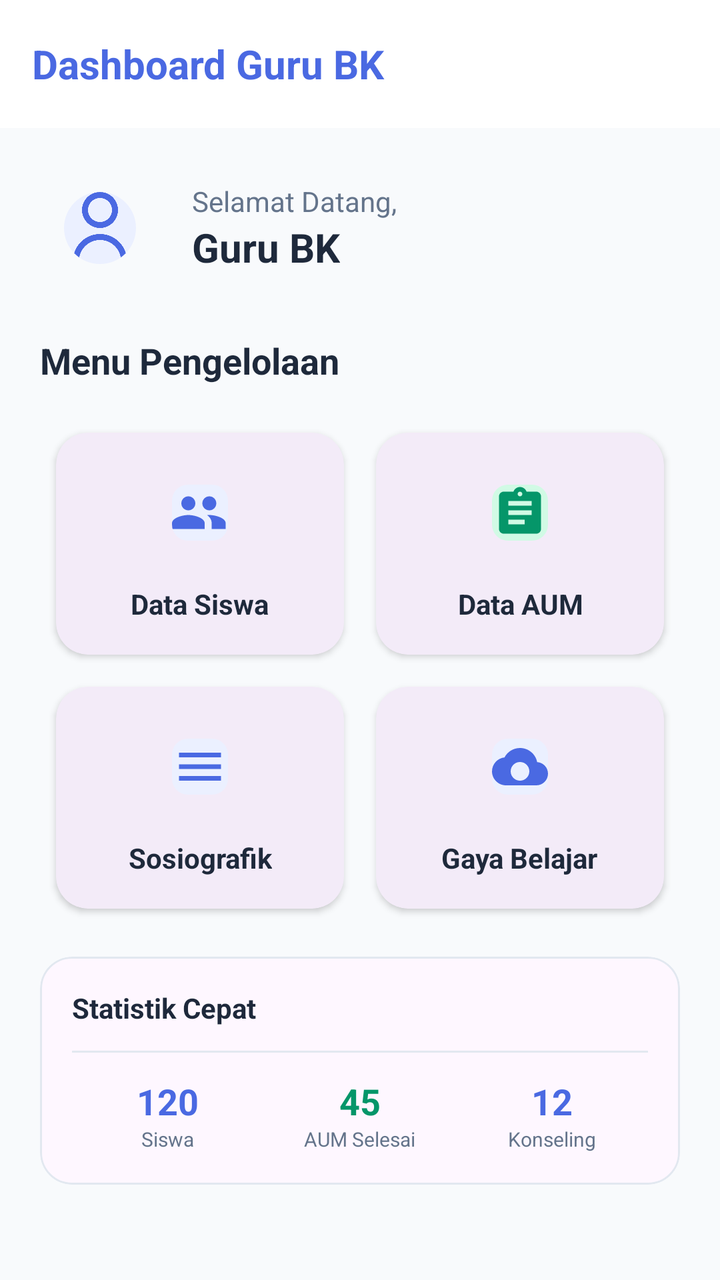
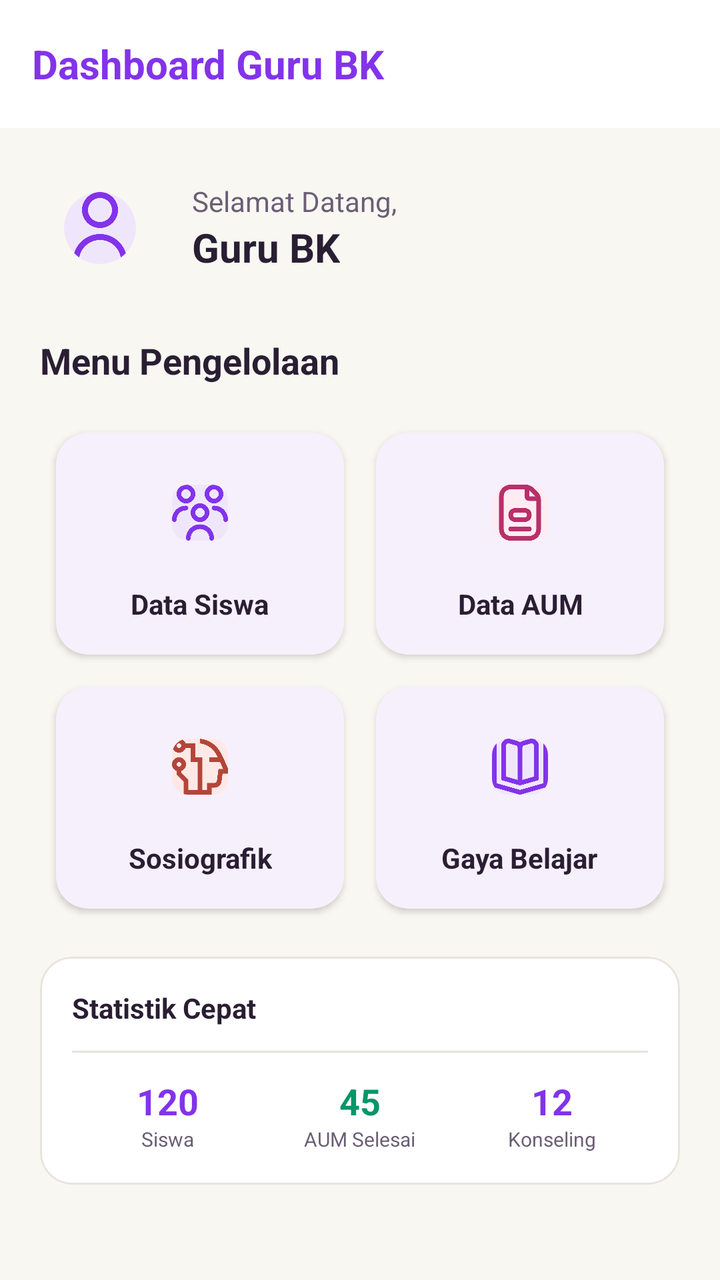

The first picture is an Android layout as it rendered before a commit; the second is the same layout after the commit. The layout source and the unified diff follow.
<!-- AndroidManifest.xml: application theme Theme.BkNova -->
<!-- res/layout/fragment_home_bk.xml -->
<?xml version="1.0" encoding="utf-8"?>
<androidx.coordinatorlayout.widget.CoordinatorLayout xmlns:android="http://schemas.android.com/apk/res/android"
    xmlns:app="http://schemas.android.com/apk/res-auto"
    xmlns:tools="http://schemas.android.com/tools"
    android:layout_width="match_parent"
    android:layout_height="match_parent"
    android:background="@color/background_gray"
    tools:context=".fragment.homeBkFragment">

    <com.google.android.material.appbar.AppBarLayout
        android:layout_width="match_parent"
        android:layout_height="wrap_content"
        android:background="@color/white"
        app:elevation="0dp">

        <com.google.android.material.appbar.MaterialToolbar
            android:id="@+id/toolbar_bk"
            android:layout_width="match_parent"
            android:layout_height="?attr/actionBarSize"
            app:title="Dashboard Guru BK"
            app:titleTextAppearance="@style/ToolbarTitleBold"
            app:titleTextColor="@color/blue_primary"
            app:titleCentered="false" />
    </com.google.android.material.appbar.AppBarLayout>

    <androidx.core.widget.NestedScrollView
        android:layout_width="match_parent"
        android:layout_height="match_parent"
        app:layout_behavior="@string/appbar_scrolling_view_behavior">

        <LinearLayout
            android:layout_width="match_parent"
            android:layout_height="wrap_content"
            android:orientation="vertical"
            android:padding="20dp">

            
            <LinearLayout
                android:layout_width="match_parent"
                android:layout_height="wrap_content"
                android:orientation="horizontal"
                android:gravity="center_vertical"
                android:layout_marginBottom="24dp">

                <com.google.android.material.imageview.ShapeableImageView
                    android:id="@+id/iv_profile_bk"
                    android:layout_width="60dp"
                    android:layout_height="60dp"
                    android:padding="12dp"
                    android:background="@color/blue_light"
                    app:shapeAppearanceOverlay="@style/ShapeAppearance.Circle"
                    android:src="@drawable/person_icon"
                    app:tint="@color/blue_primary" />

                <LinearLayout
                    android:layout_width="wrap_content"
                    android:layout_height="wrap_content"
                    android:orientation="vertical"
                    android:layout_marginStart="16dp">

                    <TextView
                        android:layout_width="wrap_content"
                        android:layout_height="wrap_content"
                        android:text="Selamat Datang,"
                        android:textColor="@color/text_color_secondary"
                        android:textSize="14sp" />

                    <TextView
                        android:id="@+id/tv_name_bk"
                        android:layout_width="wrap_content"
                        android:layout_height="wrap_content"
                        android:text="Guru BK"
                        android:textColor="@color/text_color_primary"
                        android:textSize="20sp"
                        android:textStyle="bold" />
                </LinearLayout>
            </LinearLayout>

            <TextView
                android:layout_width="wrap_content"
                android:layout_height="wrap_content"
                android:text="Menu Pengelolaan"
                android:textColor="@color/text_color_primary"
                android:textSize="18sp"
                android:textStyle="bold"
                android:layout_marginBottom="16dp" />

            
            <LinearLayout
                android:layout_width="match_parent"
                android:layout_height="wrap_content"
                android:orientation="vertical"
                android:layout_marginHorizontal="-8dp">

                
                <LinearLayout
                    android:layout_width="match_parent"
                    android:layout_height="wrap_content"
                    android:orientation="horizontal"
                    android:weightSum="2">

                    
                    <com.google.android.material.card.MaterialCardView
                        android:id="@+id/card_data_siswa"
                        android:layout_width="0dp"
                        android:layout_height="wrap_content"
                        android:layout_weight="1"
                        android:layout_margin="8dp"
                        app:cardCornerRadius="16dp"
                        app:cardElevation="2dp"
                        app:strokeWidth="0dp"
                        android:clickable="true"
                        android:focusable="true"
                        android:foreground="?attr/selectableItemBackground">

                        <LinearLayout
                            android:layout_width="match_parent"
                            android:layout_height="wrap_content"
                            android:orientation="vertical"
                            android:padding="16dp"
                            android:gravity="center">

                            <com.google.android.material.imageview.ShapeableImageView
                                android:layout_width="48dp"
                                android:layout_height="48dp"
                                android:background="@color/blue_light"
                                android:padding="10dp"
                                app:shapeAppearanceOverlay="@style/ShapeAppearance.Rounded8"
                                android:src="@drawable/ic_people"
                                app:tint="@color/blue_primary" />

                            <TextView
                                android:layout_width="wrap_content"
                                android:layout_height="wrap_content"
                                android:layout_marginTop="12dp"
                                android:text="Data Siswa"
                                android:textColor="@color/text_color_primary"
                                android:textSize="14sp"
                                android:textStyle="bold"
                                android:gravity="center" />
                        </LinearLayout>
                    </com.google.android.material.card.MaterialCardView>

                    
                    <com.google.android.material.card.MaterialCardView
                        android:id="@+id/card_data_aum"
                        android:layout_width="0dp"
                        android:layout_height="wrap_content"
                        android:layout_weight="1"
                        android:layout_margin="8dp"
                        app:cardCornerRadius="16dp"
                        app:cardElevation="2dp"
                        app:strokeWidth="0dp"
                        android:clickable="true"
                        android:focusable="true"
                        android:foreground="?attr/selectableItemBackground">

                        <LinearLayout
                            android:layout_width="match_parent"
                            android:layout_height="wrap_content"
                            android:orientation="vertical"
                            android:padding="16dp"
                            android:gravity="center">

                            <com.google.android.material.imageview.ShapeableImageView
                                android:layout_width="48dp"
                                android:layout_height="48dp"
                                android:background="@color/green_light"
                                android:padding="10dp"
                                app:shapeAppearanceOverlay="@style/ShapeAppearance.Rounded8"
                                android:src="@drawable/ic_assignment"
                                app:tint="@color/green_text" />

                            <TextView
                                android:layout_width="wrap_content"
                                android:layout_height="wrap_content"
                                android:layout_marginTop="12dp"
                                android:text="Data AUM"
                                android:textColor="@color/text_color_primary"
                                android:textSize="14sp"
                                android:textStyle="bold"
                                android:gravity="center" />
                        </LinearLayout>
                    </com.google.android.material.card.MaterialCardView>
                </LinearLayout>

                
                <LinearLayout
                    android:layout_width="match_parent"
                    android:layout_height="wrap_content"
                    android:orientation="horizontal"
                    android:weightSum="2">

                    
                    <com.google.android.material.card.MaterialCardView
                        android:id="@+id/card_sosio_bk"
                        android:layout_width="0dp"
                        android:layout_height="wrap_content"
                        android:layout_weight="1"
                        android:layout_margin="8dp"
                        app:cardCornerRadius="16dp"
                        app:cardElevation="2dp"
                        app:strokeWidth="0dp"
                        android:clickable="true"
                        android:focusable="true"
                        android:foreground="?attr/selectableItemBackground">

                        <LinearLayout
                            android:layout_width="match_parent"
                            android:layout_height="wrap_content"
                            android:orientation="vertical"
                            android:padding="16dp"
                            android:gravity="center">

                            <com.google.android.material.imageview.ShapeableImageView
                                android:layout_width="48dp"
                                android:layout_height="48dp"
                                android:background="@color/blue_light"
                                android:padding="10dp"
                                app:shapeAppearanceOverlay="@style/ShapeAppearance.Rounded8"
                                android:src="@drawable/ic_menu"
                                app:tint="@color/blue_primary" />

                            <TextView
                                android:layout_width="wrap_content"
                                android:layout_height="wrap_content"
                                android:layout_marginTop="12dp"
                                android:text="Sosiografik"
                                android:textColor="@color/text_color_primary"
                                android:textSize="14sp"
                                android:textStyle="bold"
                                android:gravity="center" />
                        </LinearLayout>
                    </com.google.android.material.card.MaterialCardView>

                    
                    <com.google.android.material.card.MaterialCardView
                        android:id="@+id/card_gaya_belajar_bk"
                        android:layout_width="0dp"
                        android:layout_height="wrap_content"
                        android:layout_weight="1"
                        android:layout_margin="8dp"
                        app:cardCornerRadius="16dp"
                        app:cardElevation="2dp"
                        app:strokeWidth="0dp"
                        android:clickable="true"
                        android:focusable="true"
                        android:foreground="?attr/selectableItemBackground">

                        <LinearLayout
                            android:layout_width="match_parent"
                            android:layout_height="wrap_content"
                            android:orientation="vertical"
                            android:padding="16dp"
                            android:gravity="center">

                            <com.google.android.material.imageview.ShapeableImageView
                                android:layout_width="48dp"
                                android:layout_height="48dp"
                                android:background="@color/blue_light"
                                android:padding="10dp"
                                app:shapeAppearanceOverlay="@style/ShapeAppearance.Rounded8"
                                android:src="@drawable/ic_psychology"
                                app:tint="@color/blue_primary" />

                            <TextView
                                android:layout_width="wrap_content"
                                android:layout_height="wrap_content"
                                android:layout_marginTop="12dp"
                                android:text="Gaya Belajar"
                                android:textColor="@color/text_color_primary"
                                android:textSize="14sp"
                                android:textStyle="bold"
                                android:gravity="center" />
                        </LinearLayout>
                    </com.google.android.material.card.MaterialCardView>
                </LinearLayout>
            </LinearLayout>

            
            <com.google.android.material.card.MaterialCardView
                android:layout_width="match_parent"
                android:layout_height="wrap_content"
                android:layout_marginTop="16dp"
                app:cardCornerRadius="16dp"
                app:cardElevation="0dp"
                app:strokeColor="@color/divider_color"
                app:strokeWidth="1dp">

                <LinearLayout
                    android:layout_width="match_parent"
                    android:layout_height="wrap_content"
                    android:orientation="vertical"
                    android:padding="16dp">

                    <TextView
                        android:layout_width="wrap_content"
                        android:layout_height="wrap_content"
                        android:text="Statistik Cepat"
                        android:textColor="@color/text_color_primary"
                        android:textSize="14sp"
                        android:textStyle="bold" />

                    <View
                        android:layout_width="match_parent"
                        android:layout_height="1dp"
                        android:background="@color/divider_color"
                        android:layout_marginVertical="12dp" />

                    <LinearLayout
                        android:layout_width="match_parent"
                        android:layout_height="wrap_content"
                        android:orientation="horizontal"
                        android:weightSum="3"
                        android:baselineAligned="false">

                        <LinearLayout
                            android:layout_width="0dp"
                            android:layout_height="wrap_content"
                            android:layout_weight="1"
                            android:orientation="vertical"
                            android:gravity="center">
                            <TextView
                                android:layout_width="wrap_content"
                                android:layout_height="wrap_content"
                                android:text="120"
                                android:textSize="18sp"
                                android:textStyle="bold"
                                android:textColor="@color/blue_primary"/>
                            <TextView
                                android:layout_width="wrap_content"
                                android:layout_height="wrap_content"
                                android:text="Siswa"
                                android:textSize="10sp"
                                android:textColor="@color/text_color_secondary"/>
                        </LinearLayout>

                        <LinearLayout
                            android:layout_width="0dp"
                            android:layout_height="wrap_content"
                            android:layout_weight="1"
                            android:orientation="vertical"
                            android:gravity="center">
                            <TextView
                                android:layout_width="wrap_content"
                                android:layout_height="wrap_content"
                                android:text="45"
                                android:textSize="18sp"
                                android:textStyle="bold"
                                android:textColor="@color/green_text"/>
                            <TextView
                                android:layout_width="wrap_content"
                                android:layout_height="wrap_content"
                                android:text="AUM Selesai"
                                android:textSize="10sp"
                                android:textColor="@color/text_color_secondary"/>
                        </LinearLayout>

                        <LinearLayout
                            android:layout_width="0dp"
                            android:layout_height="wrap_content"
                            android:layout_weight="1"
                            android:orientation="vertical"
                            android:gravity="center">
                            <TextView
                                android:layout_width="wrap_content"
                                android:layout_height="wrap_content"
                                android:text="12"
                                android:textSize="18sp"
                                android:textStyle="bold"
                                android:textColor="@color/blue_primary"/>
                            <TextView
                                android:layout_width="wrap_content"
                                android:layout_height="wrap_content"
                                android:text="Konseling"
                                android:textSize="10sp"
                                android:textColor="@color/text_color_secondary"/>
                        </LinearLayout>
                    </LinearLayout>
                </LinearLayout>
            </com.google.android.material.card.MaterialCardView>

        </LinearLayout>
    </androidx.core.widget.NestedScrollView>

</androidx.coordinatorlayout.widget.CoordinatorLayout>
<!-- resources referenced by this layout -->
<resources>
  <color name="background_gray">#F8FAFC</color>
  <color name="blue_light">#EBF0FF</color>
  <color name="blue_primary">#4A69E2</color>
  <color name="divider_color">#E2E8F0</color>
  <color name="green_light">#D1FAE5</color>
  <color name="green_text">#059669</color>
  <color name="text_color_primary">#1E293B</color>
  <color name="text_color_secondary">#64748B</color>
  <color name="white">#FFFFFFFF</color>
  <!-- drawable ic_assignment (drawable) -->
  <vector xmlns:android="http://schemas.android.com/apk/res/android"
      android:width="24dp"
      android:height="24dp"
      android:viewportWidth="24"
      android:viewportHeight="24">
      <path
          android:fillColor="#000000"
          android:pathData="M19,3h-4.18C14.4,1.84 13.3,1 12,1c-1.3,0 -2.4,0.84 -2.82,2H5C3.9,3 3,3.9 3,5v14c0,1.1 0.9,2 2,2h14c1.1,0 2,-0.9 2,-2V5C21,3.9 20.1,3 19,3zM12,3c0.55,0 1,0.45 1,1s-0.45,1 -1,1s-1,-0.45 -1,-1S11.45,3 12,3zM14,17H7v-2h7V17zM17,13H7v-2h10V13zM17,9H7V7h10V9z"/>
  </vector>
  <!-- drawable ic_menu (drawable) -->
  <vector xmlns:android="http://schemas.android.com/apk/res/android"
      android:width="24dp"
      android:height="24dp"
      android:viewportWidth="24"
      android:viewportHeight="24">
      <path
          android:fillColor="#000000"
          android:pathData="M3,18h18v-2H3V18z M3,13h18v-2H3V13z M3,6v2h18V6H3z"/>
  </vector>
  <!-- drawable ic_people (drawable) -->
  <vector xmlns:android="http://schemas.android.com/apk/res/android"
      android:width="24dp"
      android:height="24dp"
      android:viewportWidth="24"
      android:viewportHeight="24">
      <path
          android:fillColor="#000000"
          android:pathData="M16,11c1.66,0 2.99,-1.34 2.99,-3S17.66,5 16,5s-3,1.34 -3,3S14.34,11 16,11zM7,11c1.66,0 3,-1.34 3,-3S8.66,5 7,5S4,6.34 4,8S5.34,11 7,11zM7,13c-2.33,0 -7,1.17 -7,3.5V19h14v-2.5C14,14.17 9.33,13 7,13zM16,13c-0.29,0 -0.62,0.02 -0.97,0.05c1.16,0.84 1.97,1.97 1.97,3.45V19h6v-2.5C23,14.17 18.33,13 16,13z"/>
  </vector>
  <!-- drawable ic_psychology (drawable) -->
  <vector xmlns:android="http://schemas.android.com/apk/res/android"
      android:width="24dp"
      android:height="24dp"
      android:viewportWidth="24"
      android:viewportHeight="24">
      <path
          android:fillColor="#000000"
          android:pathData="M19.35,10.04C18.67,6.59 15.64,4 12,4C9.11,4 6.6,5.64 5.35,8.04C2.34,8.36 0,10.91 0,14c0,3.31 2.69,6 6,6h13c2.76,0 5,-2.24 5,-5C24,12.36 21.95,10.22 19.35,10.04zM12,18c-2.21,0 -4,-1.79 -4,-4s1.79,-4 4,-4s4,1.79 4,4S14.21,18 12,18z"/>
  </vector>
  <!-- drawable person_icon: png bitmap (drawable, 11531 bytes) -->
  <style name="ShapeAppearance.Circle" parent="">
          <item name="cornerFamily">rounded</item>
          <item name="cornerSize">50%</item>
      </style>
  <style name="ShapeAppearance.Rounded8" parent="">
          <item name="cornerFamily">rounded</item>
          <item name="cornerSize">8dp</item>
      </style>
  <style name="ToolbarTitleBold" parent="TextAppearance.Material3.TitleLarge">
          <item name="android:textStyle">bold</item>
          <item name="android:textSize">20sp</item> 
      </style>
  <style name="Theme.BkNova" parent="Base.Theme.BkNova" />
  <style name="Base.Theme.BkNova" parent="Theme.Material3.Light.NoActionBar">
          
          
          <item name="android:windowBackground">@color/white</item>
      </style>
</resources>

<!-- the commit's change to res/layout/fragment_home_bk.xml (unified diff, before → after) -->
@@ -4,7 +4,7 @@
     xmlns:tools="http://schemas.android.com/tools"
     android:layout_width="match_parent"
     android:layout_height="match_parent"
-    android:background="@color/background_gray"
+    android:background="@color/background_cream"
     tools:context=".fragment.homeBkFragment">
 
     <com.google.android.material.appbar.AppBarLayout
@@ -19,7 +19,7 @@
             android:layout_height="?attr/actionBarSize"
             app:title="Dashboard Guru BK"
             app:titleTextAppearance="@style/ToolbarTitleBold"
-            app:titleTextColor="@color/blue_primary"
+            app:titleTextColor="@color/brand_primary"
             app:titleCentered="false" />
     </com.google.android.material.appbar.AppBarLayout>
 
@@ -47,10 +47,10 @@
                     android:layout_width="60dp"
                     android:layout_height="60dp"
                     android:padding="12dp"
-                    android:background="@color/blue_light"
+                    android:background="@color/brand_soft"
                     app:shapeAppearanceOverlay="@style/ShapeAppearance.Circle"
                     android:src="@drawable/person_icon"
-                    app:tint="@color/blue_primary" />
+                    app:tint="@color/brand_primary" />
 
                 <LinearLayout
                     android:layout_width="wrap_content"
@@ -123,11 +123,11 @@
                             <com.google.android.material.imageview.ShapeableImageView
                                 android:layout_width="48dp"
                                 android:layout_height="48dp"
-                                android:background="@color/blue_light"
+                                android:background="@color/brand_soft"
                                 android:padding="10dp"
                                 app:shapeAppearanceOverlay="@style/ShapeAppearance.Rounded8"
-                                android:src="@drawable/ic_people"
-                                app:tint="@color/blue_primary" />
+                                android:src="@drawable/img_2"
+                                app:tint="@color/brand_primary" />
 
                             <TextView
                                 android:layout_width="wrap_content"
@@ -165,11 +165,11 @@
                             <com.google.android.material.imageview.ShapeableImageView
                                 android:layout_width="48dp"
                                 android:layout_height="48dp"
-                                android:background="@color/green_light"
+                                android:background="@color/accent_pink_soft"
                                 android:padding="10dp"
                                 app:shapeAppearanceOverlay="@style/ShapeAppearance.Rounded8"
-                                android:src="@drawable/ic_assignment"
-                                app:tint="@color/green_text" />
+                                android:src="@drawable/img_9"
+                                app:tint="@color/accent_pink_text" />
 
                             <TextView
                                 android:layout_width="wrap_content"
@@ -215,11 +215,11 @@
                             <com.google.android.material.imageview.ShapeableImageView
                                 android:layout_width="48dp"
                                 android:layout_height="48dp"
-                                android:background="@color/blue_light"
+                                android:background="@color/accent_peach_soft"
                                 android:padding="10dp"
                                 app:shapeAppearanceOverlay="@style/ShapeAppearance.Rounded8"
-                                android:src="@drawable/ic_menu"
-                                app:tint="@color/blue_primary" />
+                                android:src="@drawable/img_8"
+                                app:tint="@color/accent_peach_text" />
 
                             <TextView
                                 android:layout_width="wrap_content"
@@ -257,11 +257,11 @@
                             <com.google.android.material.imageview.ShapeableImageView
                                 android:layout_width="48dp"
                                 android:layout_height="48dp"
-                                android:background="@color/blue_light"
+                                android:background="@color/brand_soft"
                                 android:padding="10dp"
                                 app:shapeAppearanceOverlay="@style/ShapeAppearance.Rounded8"
-                                android:src="@drawable/ic_psychology"
-                                app:tint="@color/blue_primary" />
+                                android:src="@drawable/img_10"
+                                app:tint="@color/brand_primary" />
 
                             <TextView
                                 android:layout_width="wrap_content"
@@ -326,7 +326,7 @@
                                 android:text="120"
                                 android:textSize="18sp"
                                 android:textStyle="bold"
-                                android:textColor="@color/blue_primary"/>
+                                android:textColor="@color/brand_primary"/>
                             <TextView
                                 android:layout_width="wrap_content"
                                 android:layout_height="wrap_content"
@@ -368,7 +368,7 @@
                                 android:text="12"
                                 android:textSize="18sp"
                                 android:textStyle="bold"
-                                android:textColor="@color/blue_primary"/>
+                                android:textColor="@color/brand_primary"/>
                             <TextView
                                 android:layout_width="wrap_content"
                                 android:layout_height="wrap_content"
<!-- resource entries referenced after the edit -->
@@ -1,54 +1,21 @@
 <!-- resources referenced by this layout -->
 <resources>
-  <color name="background_gray">#F8FAFC</color>
-  <color name="blue_light">#EBF0FF</color>
-  <color name="blue_primary">#4A69E2</color>
-  <color name="divider_color">#E2E8F0</color>
-  <color name="green_light">#D1FAE5</color>
+  <color name="accent_peach_soft">#FFE8E5</color>
+  <color name="accent_peach_text">#B4453A</color>
+  <color name="accent_pink_soft">#FFECF3</color>
+  <color name="accent_pink_text">#B8306A</color>
+  <color name="background_cream">#F8F7F2</color>
+  <color name="brand_primary">#8333EA</color>
+  <color name="brand_soft">#F0E6FC</color>
+  <color name="divider_color">#E8E3DC</color>
   <color name="green_text">#059669</color>
-  <color name="text_color_primary">#1E293B</color>
-  <color name="text_color_secondary">#64748B</color>
+  <color name="text_color_primary">#2A1E33</color>
+  <color name="text_color_secondary">#6B5E75</color>
   <color name="white">#FFFFFFFF</color>
-  <!-- drawable ic_assignment (drawable) -->
-  <vector xmlns:android="http://schemas.android.com/apk/res/android"
-      android:width="24dp"
-      android:height="24dp"
-      android:viewportWidth="24"
-      android:viewportHeight="24">
-      <path
-          android:fillColor="#000000"
-          android:pathData="M19,3h-4.18C14.4,1.84 13.3,1 12,1c-1.3,0 -2.4,0.84 -2.82,2H5C3.9,3 3,3.9 3,5v14c0,1.1 0.9,2 2,2h14c1.1,0 2,-0.9 2,-2V5C21,3.9 20.1,3 19,3zM12,3c0.55,0 1,0.45 1,1s-0.45,1 -1,1s-1,-0.45 -1,-1S11.45,3 12,3zM14,17H7v-2h7V17zM17,13H7v-2h10V13zM17,9H7V7h10V9z"/>
-  </vector>
-  <!-- drawable ic_menu (drawable) -->
-  <vector xmlns:android="http://schemas.android.com/apk/res/android"
-      android:width="24dp"
-      android:height="24dp"
-      android:viewportWidth="24"
-      android:viewportHeight="24">
-      <path
-          android:fillColor="#000000"
-          android:pathData="M3,18h18v-2H3V18z M3,13h18v-2H3V13z M3,6v2h18V6H3z"/>
-  </vector>
-  <!-- drawable ic_people (drawable) -->
-  <vector xmlns:android="http://schemas.android.com/apk/res/android"
-      android:width="24dp"
-      android:height="24dp"
-      android:viewportWidth="24"
-      android:viewportHeight="24">
-      <path
-          android:fillColor="#000000"
-          android:pathData="M16,11c1.66,0 2.99,-1.34 2.99,-3S17.66,5 16,5s-3,1.34 -3,3S14.34,11 16,11zM7,11c1.66,0 3,-1.34 3,-3S8.66,5 7,5S4,6.34 4,8S5.34,11 7,11zM7,13c-2.33,0 -7,1.17 -7,3.5V19h14v-2.5C14,14.17 9.33,13 7,13zM16,13c-0.29,0 -0.62,0.02 -0.97,0.05c1.16,0.84 1.97,1.97 1.97,3.45V19h6v-2.5C23,14.17 18.33,13 16,13z"/>
-  </vector>
-  <!-- drawable ic_psychology (drawable) -->
-  <vector xmlns:android="http://schemas.android.com/apk/res/android"
-      android:width="24dp"
-      android:height="24dp"
-      android:viewportWidth="24"
-      android:viewportHeight="24">
-      <path
-          android:fillColor="#000000"
-          android:pathData="M19.35,10.04C18.67,6.59 15.64,4 12,4C9.11,4 6.6,5.64 5.35,8.04C2.34,8.36 0,10.91 0,14c0,3.31 2.69,6 6,6h13c2.76,0 5,-2.24 5,-5C24,12.36 21.95,10.22 19.35,10.04zM12,18c-2.21,0 -4,-1.79 -4,-4s1.79,-4 4,-4s4,1.79 4,4S14.21,18 12,18z"/>
-  </vector>
+  <!-- drawable img_10: png bitmap (drawable, 11178 bytes) -->
+  <!-- drawable img_2: png bitmap (drawable, 15814 bytes) -->
+  <!-- drawable img_8: png bitmap (drawable, 12539 bytes) -->
+  <!-- drawable img_9: png bitmap (drawable, 11430 bytes) -->
   <!-- drawable person_icon: png bitmap (drawable, 11531 bytes) -->
   <style name="ShapeAppearance.Circle" parent="">
           <item name="cornerFamily">rounded</item>
@@ -64,9 +31,50 @@
       </style>
   <style name="Theme.BkNova" parent="Base.Theme.BkNova" />
   <style name="Base.Theme.BkNova" parent="Theme.Material3.Light.NoActionBar">
+  
           
+          <item name="colorPrimary">@color/brand_primary</item>
+          <item name="colorOnPrimary">@color/white</item>
+          <item name="colorPrimaryContainer">@color/brand_soft</item>
+          <item name="colorOnPrimaryContainer">@color/text_color_primary</item>
+  
+          <item name="colorSecondary">@color/accent_pink</item>
           
-          <item name="android:windowBackground">@color/white</item>
+          <item name="colorOnSecondary">@color/text_color_primary</item>
+          <item name="colorSecondaryContainer">@color/accent_pink_soft</item>
+          <item name="colorOnSecondaryContainer">@color/text_color_primary</item>
+  
+          <item name="colorTertiary">@color/accent_peach</item>
+          <item name="colorOnTertiary">@color/text_color_primary</item>
+          <item name="colorTertiaryContainer">@color/accent_peach_soft</item>
+          <item name="colorOnTertiaryContainer">@color/text_color_primary</item>
+  
+          <item name="colorSurface">@color/white</item>
+          <item name="colorOnSurface">@color/text_color_primary</item>
+          <item name="colorSurfaceVariant">@color/background_cream</item>
+          <item name="colorOnSurfaceVariant">@color/text_color_secondary</item>
+          <item name="android:colorBackground">@color/background_cream</item>
+          <item name="colorOnBackground">@color/text_color_primary</item>
+  
+          <item name="colorOutline">@color/divider_color</item>
+          <item name="colorOutlineVariant">@color/divider_color</item>
+  
+          <item name="colorError">@color/red_text</item>
+          <item name="colorOnError">@color/white</item>
+          <item name="colorErrorContainer">@color/red_light</item>
+          <item name="colorOnErrorContainer">@color/red_text</item>
+  
+          <item name="android:windowBackground">@color/background_cream</item>
+  
+          
+          <item name="android:statusBarColor">@color/white</item>
+          <item name="android:windowLightStatusBar">true</item>
+          <item name="android:navigationBarColor">@color/white</item>
+          <item name="android:windowLightNavigationBar" tools:targetApi="o_mr1">true</item>
       </style>
+  <color name="accent_pink">#FF7FAF</color>
+  <color name="accent_peach">#FFC6BF</color>
+  <color name="red_text">#DC2626</color>
+  <color name="red_light">#FEE2E2</color>
 </resources>
 
